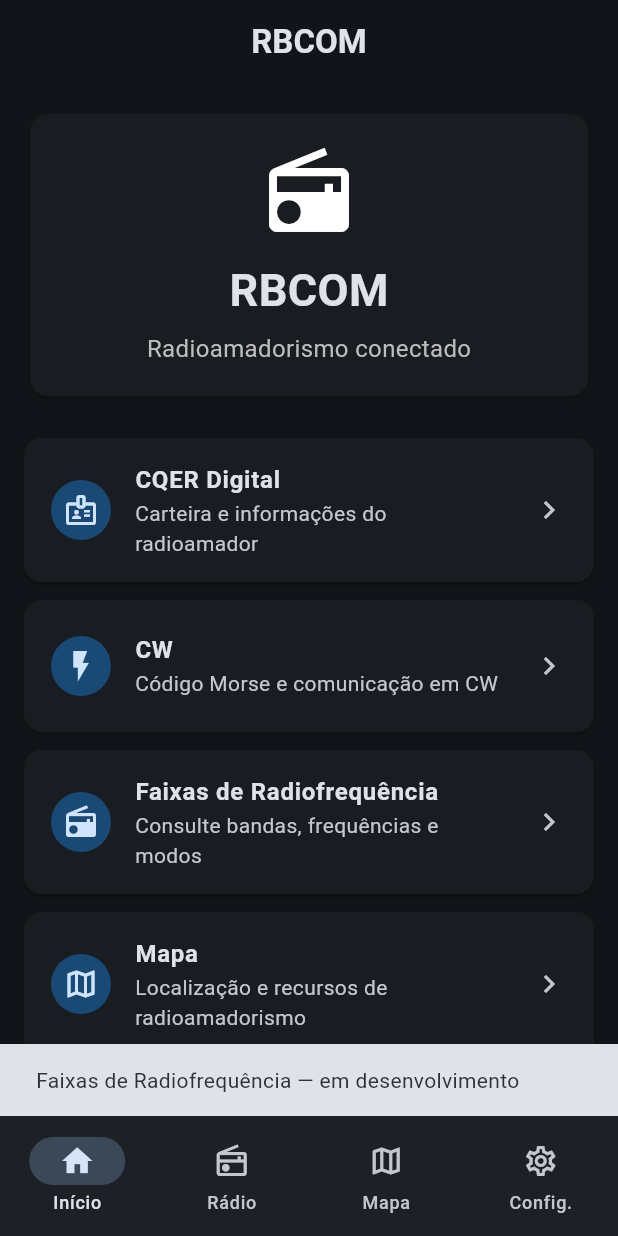
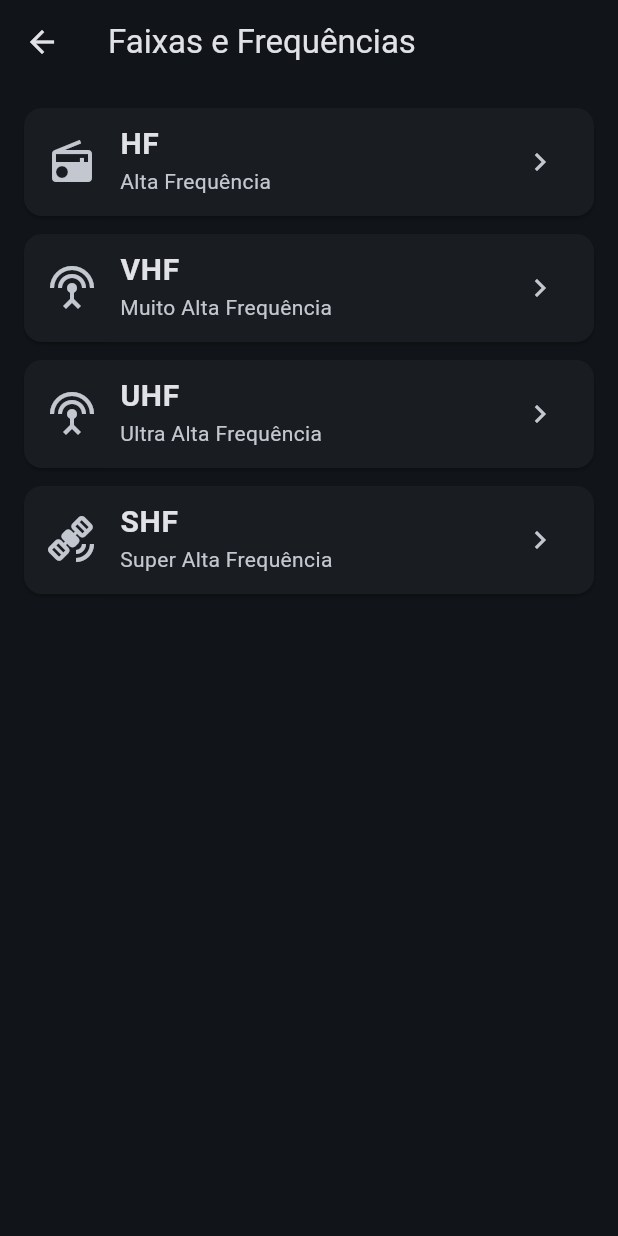
Before and after one commit to Pu2rmm/RBCOM, a Flutter app: the screen it shows after launch, after a tap on "Faixas de Radiofrequência", on a phone screen of 412 x 824 dp. Run offline on Flutter 3.47's test engine with Material 3 defaults, Android fonts, the phone set to English and light mode, and no system bars; our stand-ins replace shared_preferences.

Commit message:
Adiciona tela inicial de Faixas e Frequencias

```diff
--- a/lib/main.dart
+++ b/lib/main.dart
@@ -1,5 +1,6 @@
 import 'screens/cqer_screen.dart';
 import 'screens/cw_screen.dart';
+import 'screens/faixas_screen.dart';
 import 'package:flutter/material.dart';
 
 void main() {
@@ -167,6 +168,14 @@ class RBCOMHomePage extends StatelessWidget {
             );
             return;
           }
+
+          if (title == 'Faixas de Radiofrequência') {
+            Navigator.push(
+              context,
+              MaterialPageRoute(builder: (context) => const FaixasScreen()),
+            );
+            return;
+          }
           ScaffoldMessenger.of(context).showSnackBar(
             SnackBar(content: Text('$title — em desenvolvimento')),
           );
--- /dev/null
+++ b/lib/screens/faixas_screen.dart
@@ -0,0 +1,67 @@
+import 'package:flutter/material.dart';
+
+class FaixasScreen extends StatelessWidget {
+  const FaixasScreen({super.key});
+
+  @override
+  Widget build(BuildContext context) {
+    return Scaffold(
+      appBar: AppBar(
+        title: const Text('Faixas e Frequências'),
+      ),
+      body: ListView(
+        padding: const EdgeInsets.all(16),
+        children: [
+          _buildFaixa(
+            context,
+            'HF',
+            'Alta Frequência',
+            Icons.radio,
+          ),
+          _buildFaixa(
+            context,
+            'VHF',
+            'Muito Alta Frequência',
+            Icons.settings_input_antenna,
+          ),
+          _buildFaixa(
+            context,
+            'UHF',
+            'Ultra Alta Frequência',
+            Icons.settings_input_antenna,
+          ),
+          _buildFaixa(
+            context,
+            'SHF',
+            'Super Alta Frequência',
+            Icons.satellite_alt,
+          ),
+        ],
+      ),
+    );
+  }
+
+  Widget _buildFaixa(
+    BuildContext context,
+    String titulo,
+    String descricao,
+    IconData icone,
+  ) {
+    return Card(
+      margin: const EdgeInsets.only(bottom: 12),
+      child: ListTile(
+        leading: Icon(icone, size: 32),
+        title: Text(
+          titulo,
+          style: const TextStyle(
+            fontSize: 20,
+            fontWeight: FontWeight.bold,
+          ),
+        ),
+        subtitle: Text(descricao),
+        trailing: const Icon(Icons.chevron_right),
+        onTap: () {},
+      ),
+    );
+  }
+}
```
